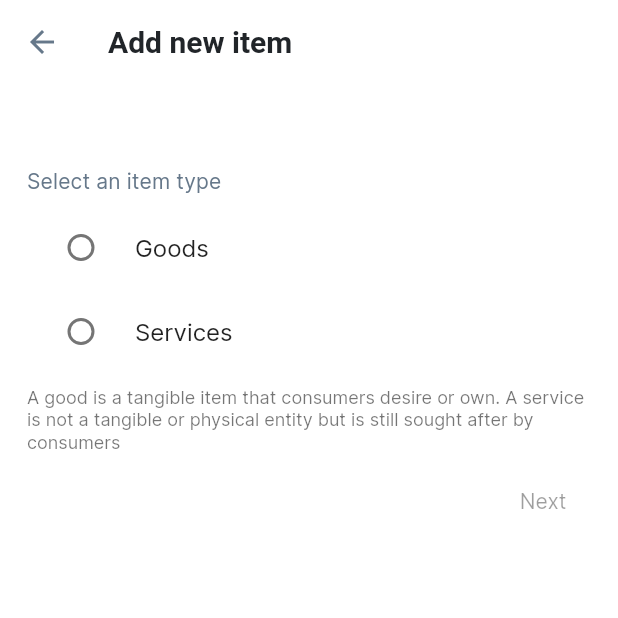
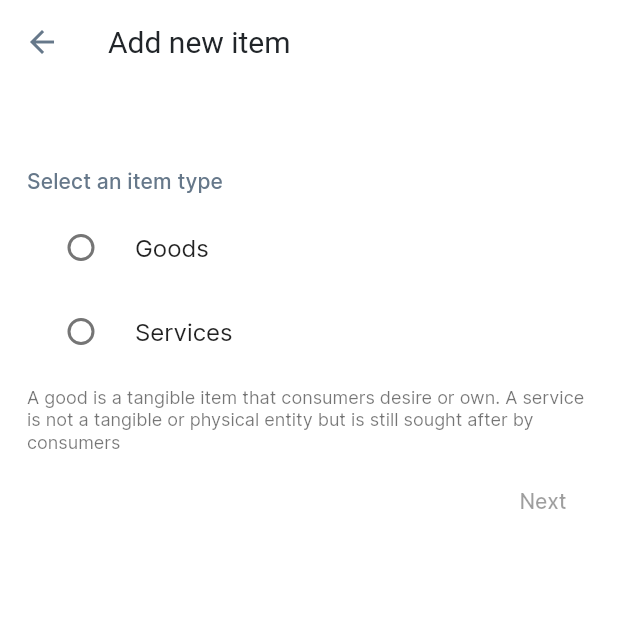
Before and after one commit to mirhasalh/flutter_receipt_app, a Flutter app: the AddItemPage screen opened by its route, on a phone screen of 412 x 824 dp, the top half of it. Run offline on Flutter 3.47's test engine with Material 2 defaults, Android fonts, the phone set to English and light mode, and no system bars; our stand-ins replace flutter_hooks, flutter_speed_dial, flutter_svg, hooks_riverpod, isar; accounts and stored records are empty; generated files the repository leaves out were written again.

Commit message:
Update theme

```diff
--- a/lib/src/theme/theme.dart
+++ b/lib/src/theme/theme.dart
@@ -21,6 +21,7 @@ ThemeData kTheme = ThemeData(
   }),
   appBarTheme: const AppBarTheme(
     systemOverlayStyle: SystemUiOverlayStyle(
+      statusBarIconBrightness: Brightness.dark,
       statusBarColor: Colors.transparent,
     ),
     backgroundColor: Colors.white,
@@ -28,7 +29,6 @@ ThemeData kTheme = ThemeData(
     titleTextStyle: TextStyle(
       color: Palette.eerieBlack,
       fontSize: 20.0,
-      fontWeight: FontWeight.bold,
     ),
     elevation: 0.0,
   ),
--- a/pubspec.yaml
+++ b/pubspec.yaml
@@ -94,6 +94,8 @@ flutter:
         - asset: fonts/Inter-Regular.ttf
         - asset: fonts/Inter-Bold.ttf
           weight: 700
+        - asset: fonts/Inter-Medium.ttf
+          weight: 500
         - asset: fonts/Inter-Light.ttf
           weight: 300
 
```
Also changed, not shown: fonts/Inter-Medium.ttf (added).
